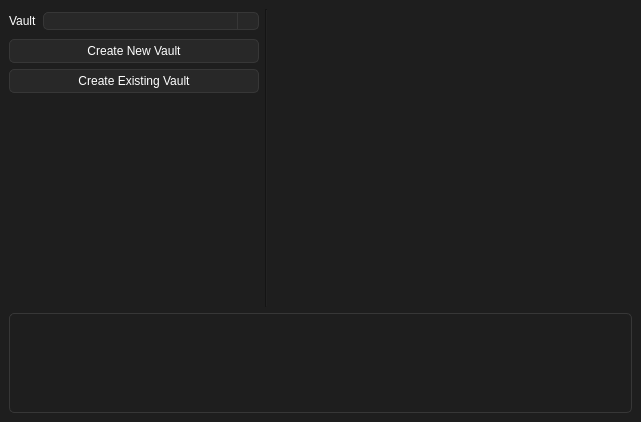
Before: the Qt Designer form src/mainwindow.ui in Nothing031/Vault, drawn with Qt 5.
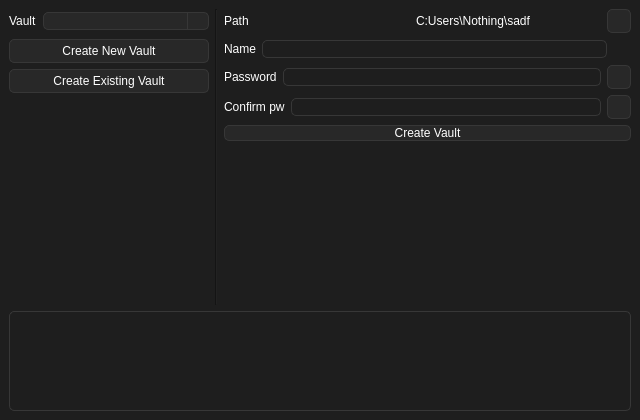
After: the same form once the commit is applied. The open tabs and pages were chosen to show the change. Icons and pictures are not drawn.

```diff
--- a/src/mainwindow.ui
+++ b/src/mainwindow.ui
@@ -6,10 +6,16 @@
    <rect>
     <x>0</x>
     <y>0</y>
-    <width>641</width>
-    <height>422</height>
+    <width>640</width>
+    <height>420</height>
    </rect>
   </property>
+  <property name="minimumSize">
+   <size>
+    <width>640</width>
+    <height>420</height>
+   </size>
+  </property>
   <property name="windowTitle">
    <string>MainWindow</string>
   </property>
@@ -183,7 +189,7 @@
        <widget class="QPushButton" name="pushButton_2">
         <property name="minimumSize">
          <size>
-          <width>250</width>
+          <width>200</width>
           <height>24</height>
          </size>
         </property>
@@ -478,7 +484,193 @@
          <number>0</number>
         </property>
         <item row="0" column="0">
-         <layout class="QGridLayout" name="gridLayout_4"/>
+         <layout class="QGridLayout" name="gridLayout_4">
+          <item row="6" column="0">
+           <layout class="QHBoxLayout" name="horizontalLayout_8">
+            <item>
+             <widget class="QLabel" name="vault_new_password_label">
+              <property name="text">
+               <string>Password</string>
+              </property>
+             </widget>
+            </item>
+            <item>
+             <widget class="QLineEdit" name="vault_new_password_lineEdit"/>
+            </item>
+            <item>
+             <widget class="QPushButton" name="vault_new_password_visible_button">
+              <property name="sizePolicy">
+               <sizepolicy hsizetype="Fixed" vsizetype="Fixed">
+                <horstretch>0</horstretch>
+                <verstretch>0</verstretch>
+               </sizepolicy>
+              </property>
+              <property name="minimumSize">
+               <size>
+                <width>24</width>
+                <height>24</height>
+               </size>
+              </property>
+              <property name="maximumSize">
+               <size>
+                <width>24</width>
+                <height>24</height>
+               </size>
+              </property>
+              <property name="text">
+               <string/>
+              </property>
+              <property name="icon">
+               <iconset resource="../asset/resource.qrc">
+                <normaloff>:/icons/visibility_off.png</normaloff>
+                <normalon>:/icons/visibility_on.png</normalon>:/icons/visibility_off.png</iconset>
+              </property>
+             </widget>
+            </item>
+           </layout>
+          </item>
+          <item row="9" column="0">
+           <spacer name="verticalSpacer">
+            <property name="orientation">
+             <enum>Qt::Orientation::Vertical</enum>
+            </property>
+            <property name="sizeHint" stdset="0">
+             <size>
+              <width>20</width>
+              <height>40</height>
+             </size>
+            </property>
+           </spacer>
+          </item>
+          <item row="0" column="0">
+           <layout class="QHBoxLayout" name="horizontalLayout_3">
+            <item>
+             <widget class="QLabel" name="vault_new_label">
+              <property name="text">
+               <string>Path</string>
+              </property>
+             </widget>
+            </item>
+            <item>
+             <widget class="QLabel" name="vault_new_path_label">
+              <property name="text">
+               <string>C:Users\Nothing\sadf</string>
+              </property>
+             </widget>
+            </item>
+            <item>
+             <widget class="QPushButton" name="vault_new_openFolder_button">
+              <property name="sizePolicy">
+               <sizepolicy hsizetype="Fixed" vsizetype="Fixed">
+                <horstretch>0</horstretch>
+                <verstretch>0</verstretch>
+               </sizepolicy>
+              </property>
+              <property name="minimumSize">
+               <size>
+                <width>24</width>
+                <height>24</height>
+               </size>
+              </property>
+              <property name="maximumSize">
+               <size>
+                <width>24</width>
+                <height>24</height>
+               </size>
+              </property>
+              <property name="text">
+               <string/>
+              </property>
+              <property name="icon">
+               <iconset resource="../asset/resource.qrc">
+                <normaloff>:/icons/folder_open.png</normaloff>:/icons/folder_open.png</iconset>
+              </property>
+             </widget>
+            </item>
+           </layout>
+          </item>
+          <item row="2" column="0">
+           <layout class="QHBoxLayout" name="horizontalLayout_4">
+            <item>
+             <widget class="QLabel" name="vault_new_name_label">
+              <property name="text">
+               <string>Name</string>
+              </property>
+             </widget>
+            </item>
+            <item>
+             <widget class="QLineEdit" name="vault_new_name_lineEdit"/>
+            </item>
+            <item>
+             <spacer name="horizontalSpacer">
+              <property name="orientation">
+               <enum>Qt::Orientation::Horizontal</enum>
+              </property>
+              <property name="sizeType">
+               <enum>QSizePolicy::Policy::Fixed</enum>
+              </property>
+              <property name="sizeHint" stdset="0">
+               <size>
+                <width>24</width>
+                <height>20</height>
+               </size>
+              </property>
+             </spacer>
+            </item>
+           </layout>
+          </item>
+          <item row="7" column="0">
+           <layout class="QHBoxLayout" name="horizontalLayout_9">
+            <item>
+             <widget class="QLabel" name="vault_new_password_confirm_label">
+              <property name="text">
+               <string>Confirm pw</string>
+              </property>
+             </widget>
+            </item>
+            <item>
+             <widget class="QLineEdit" name="vault_new_password_confirm_lineEdit"/>
+            </item>
+            <item>
+             <widget class="QPushButton" name="vault_new_password_confirm_visible_button">
+              <property name="sizePolicy">
+               <sizepolicy hsizetype="Fixed" vsizetype="Fixed">
+                <horstretch>0</horstretch>
+                <verstretch>0</verstretch>
+               </sizepolicy>
+              </property>
+              <property name="minimumSize">
+               <size>
+                <width>24</width>
+                <height>24</height>
+               </size>
+              </property>
+              <property name="maximumSize">
+               <size>
+                <width>24</width>
+                <height>24</height>
+               </size>
+              </property>
+              <property name="text">
+               <string/>
+              </property>
+              <property name="icon">
+               <iconset resource="../asset/resource.qrc">
+                <normaloff>:/icons/visibility_off.png</normaloff>
+                <normalon>:/icons/visibility_on.png</normalon>:/icons/visibility_off.png</iconset>
+              </property>
+             </widget>
+            </item>
+           </layout>
+          </item>
+          <item row="8" column="0">
+           <widget class="QPushButton" name="vault_new_createVault_button">
+            <property name="text">
+             <string>Create Vault</string>
+            </property>
+           </widget>
+          </item>
+         </layout>
         </item>
        </layout>
       </widget>
```
Left out of the diff: 121 changed lines with no effect on the pictures.
